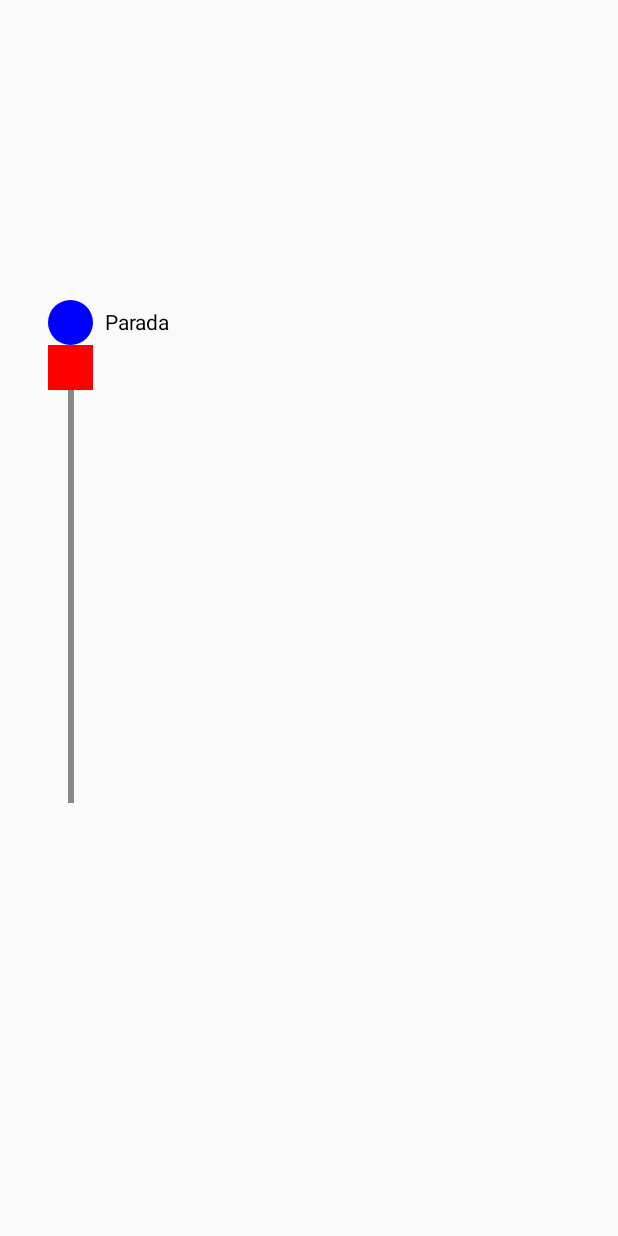
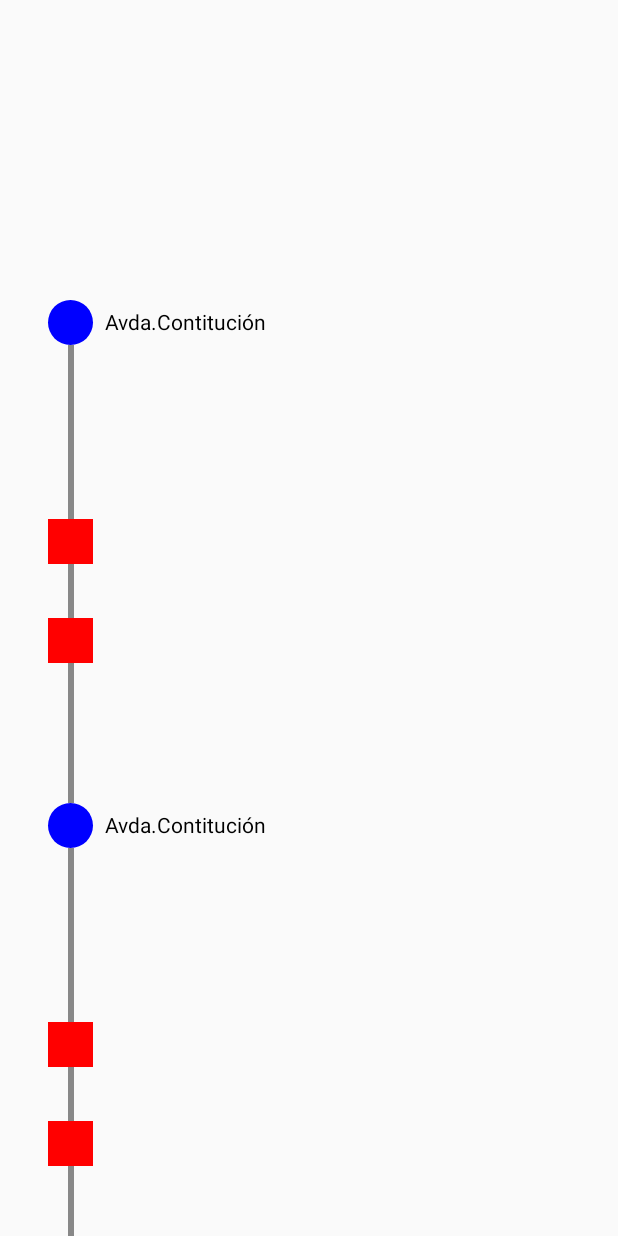
Before and after one commit to Droidinfinity/TFG_UBusTrip, an Android app built with Jetpack Compose: the LineaRTScreen screen opened through its navigation route, on a phone screen of 412 x 824 dp. Run offline under Robolectric (Android 15) with nearby library versions, the phone set to English and light mode, and no system bars; our stand-ins replace Firebase (no records; nobody signed in at launch, a user with empty details on screens opened directly), accompanist; Roboto replaces fonts that are not available here.

Commit message:
push al portatil

```diff
--- a/app/src/main/java/com/upm/ubustrip/features/linea/LineaRTScreen.kt
+++ b/app/src/main/java/com/upm/ubustrip/features/linea/LineaRTScreen.kt
@@ -45,8 +45,7 @@ fun LineaRTScreen() {
     val s = Segmento("gkuuFjxrTQCOAgBOSCo@Ge@EoAKuAO_@Ca@Ac@?_@B", numeroSegmento = 2)
     s.esSegmentoInicial = true
 
-    Log.d("buses",s.buscarBuses(listaBus).toString())
-    Log.d("buses","Buses restantes: ${listaBus.toString()}")
+
     /* CordenadasUtils.distanciaCoordenadasHaversineSegmento(s)
      CordenadasUtils.distanciaHaversineHastaCoordenada(s, Coordenada(40.41941,-3.54195))
  */
@@ -68,6 +67,7 @@ fun LineaRTScreen() {
                 Column {
 
                     LineaSegmento(s)
+                    LineaSegmento(s)
 
                 }
             }
@@ -79,8 +79,11 @@ fun LineaRTScreen() {
 
 }
 
+
+
+
 @Composable
-fun CircleWithText() {
+fun CircleWithText(text : String) {
     Row(
         modifier = Modifier
             .fillMaxWidth(),
@@ -98,7 +101,7 @@ fun CircleWithText() {
 
         // Texto al lado del círculo
         Text(
-            text = "Parada",
+            text = text,
 
             )
     }
@@ -137,6 +140,14 @@ fun Line(height: Int) {
 @Composable
 fun LineaSegmento(segmento: Segmento) {
 
+    val listaBus = mutableListOf<Bus>()
+    listaBus.add(Bus("a",Coordenada(40.42018,-3.54167 ),1))
+    listaBus.add(Bus("b",Coordenada(40.42087,-3.54156 ),1))
+
+    listaBus.add(Bus("c",Coordenada(40.42275,-3.54189 ),1))
+    listaBus.add(Bus("d",Coordenada(40.42042,-3.54280 ),1))
+
+    segmento.paradaInicial = "Avda.Contitución"
     val distanciaSemento = CordenadasUtils.distanciaCoordenadasHaversineSegmento(segmento)
     if (segmento.esSegmentoInicial) {
 
@@ -144,16 +155,20 @@ fun LineaSegmento(segmento: Segmento) {
 
             Column {
 
-                CircleWithText()
+                CircleWithText(segmento.paradaInicial!!)
                 Line(distanciaSemento.toInt())
 
             }
 
+            //BUSCAMOS TODOS LOS BUSES QUE HAYAN ES ESE SEGMENTO
+            for(bus in segmento.buscarBuses(listaBus)){
+
+                val posicionBus = CordenadasUtils.distanciaHaversineHastaCoordenada(segmento,bus.second)
                 //MOVIMIENTO DEL BUS------------------------------------------------------
                 Column {
 
                     Spacer(Modifier.height(30.dp)) //Tamaño del circulo (hay que considerarlo)
-                Spacer(Modifier.height(0.dp)) //desplazamiento del bus
+                    Spacer(Modifier.height(posicionBus.dp)) //desplazamiento del bus
                     // Box superpuesto
                     Box(
                         modifier = Modifier
@@ -163,6 +178,9 @@ fun LineaSegmento(segmento: Segmento) {
                     )
 
                 }
+
+            }
+
         }
 
 
```
Also changed, not shown: app/src/main/java/com/upm/ubustrip/features/linea/TopBarLRTS.kt (added, +64 -0 lines). Lines whose indentation alone changed are shown as unchanged.
